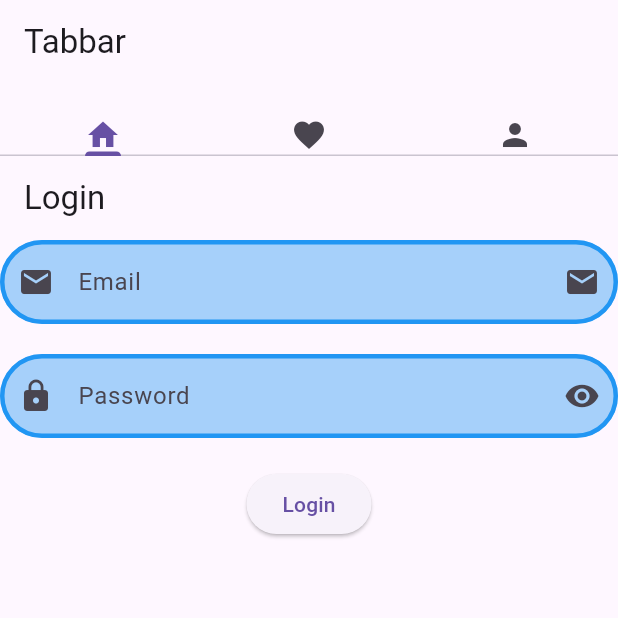
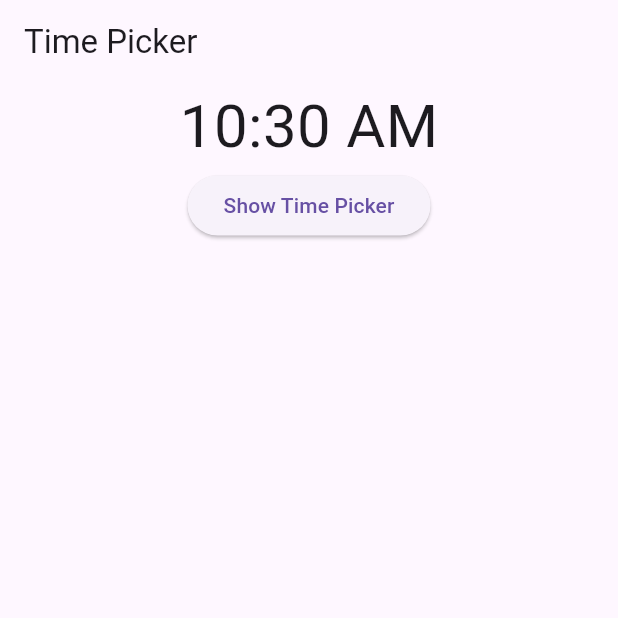
Before and after one commit to MuhammadAliKust/Flutter-B23, a Flutter app: the screen it shows after launch, on a phone screen of 412 x 824 dp, the top half of it. Run offline on Flutter 3.47's test engine with Material 3 defaults, Android fonts, the light colour scheme and no system bars; our stand-ins replace google_maps_flutter, smooth_page_indicator.

Commit message:
Date Picker and Time Picker Done

```diff
--- a/lib/main.dart
+++ b/lib/main.dart
@@ -1,11 +1,13 @@
 import 'package:fltter_b23/list_view.dart';
 import 'package:fltter_b23/page_view.dart';
 import 'package:fltter_b23/tabbar_view.dart';
+import 'package:fltter_b23/time_picker.dart';
 import 'package:flutter/material.dart';
 
 import 'asset_image.dart';
 import 'bottom_nav_bar.dart';
 import 'bottom_sheet.dart';
+import 'date_picker.dart';
 import 'dialog_box.dart';
 import 'google_map.dart';
 import 'grid_view_demo.dart';
@@ -23,7 +25,7 @@ class MyApp extends StatelessWidget {
   @override
   Widget build(BuildContext context) {
     return MaterialApp(
-      home: TabbarViewDemo(),
+      home: TimePickerDemo(),
       // home: Scaffold(
       //   backgroundColor: Colors.yellow,
       //   appBar: AppBar(
--- /dev/null
+++ b/lib/time_picker.dart
@@ -0,0 +1,42 @@
+import 'package:flutter/material.dart';
+import 'package:intl/intl.dart';
+
+class TimePickerDemo extends StatefulWidget {
+  TimePickerDemo({super.key});
+
+  @override
+  State<TimePickerDemo> createState() => _TimePickerDemoState();
+}
+
+class _TimePickerDemoState extends State<TimePickerDemo> {
+  TimeOfDay selectedTime = TimeOfDay.now();
+
+  @override
+  Widget build(BuildContext context) {
+    return Scaffold(
+      appBar: AppBar(title: Text("Time Picker")),
+      body: Column(
+        children: [
+          Text(
+            selectedTime.format(context).toString(),
+            style: TextStyle(fontSize: 40),
+          ),
+          Center(
+            child: ElevatedButton(
+              onPressed: () {
+                showTimePicker(
+                  context: context,
+                  initialTime: TimeOfDay.now(),
+                ).then((time) {
+                  selectedTime = time!;
+                  setState(() {});
+                });
+              },
+              child: Text("Show Time Picker"),
+            ),
+          ),
+        ],
+      ),
+    );
+  }
+}
--- a/pubspec.yaml
+++ b/pubspec.yaml
@@ -36,6 +36,7 @@ dependencies:
   cupertino_icons: ^1.0.8
   smooth_page_indicator: ^1.2.1
   google_maps_flutter: ^2.12.3
+  intl: ^0.20.2
 
 dev_dependencies:
   flutter_test:
```
Also changed, not shown: lib/date_picker.dart (added, +43 -0 lines), pubspec.lock.
